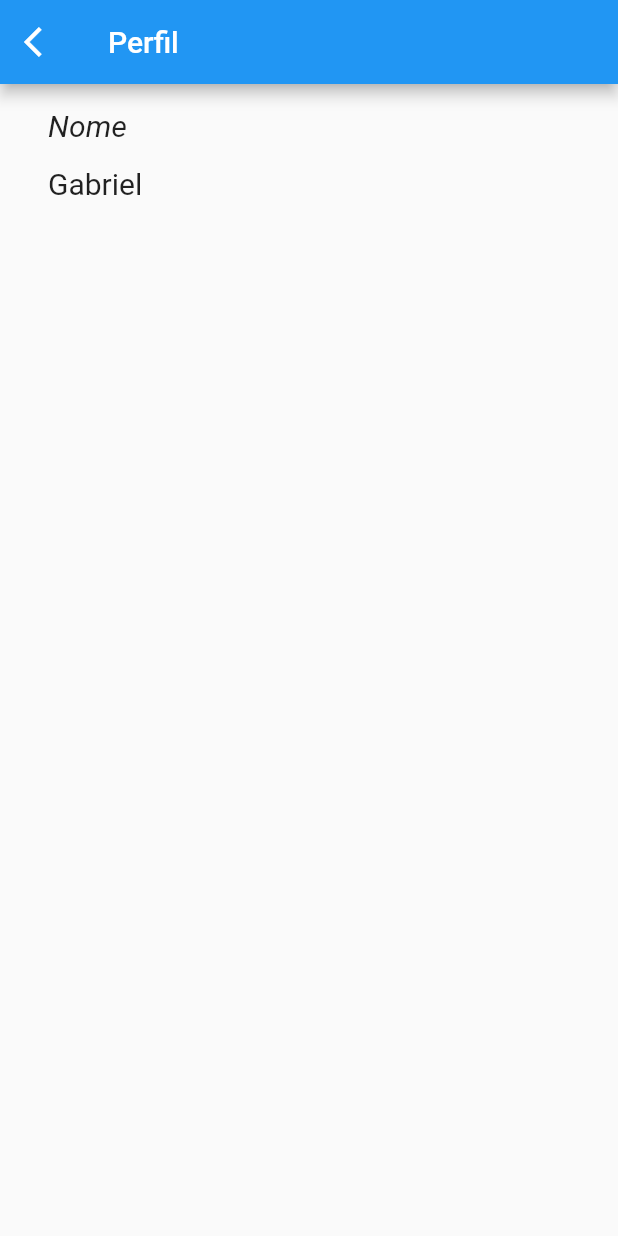
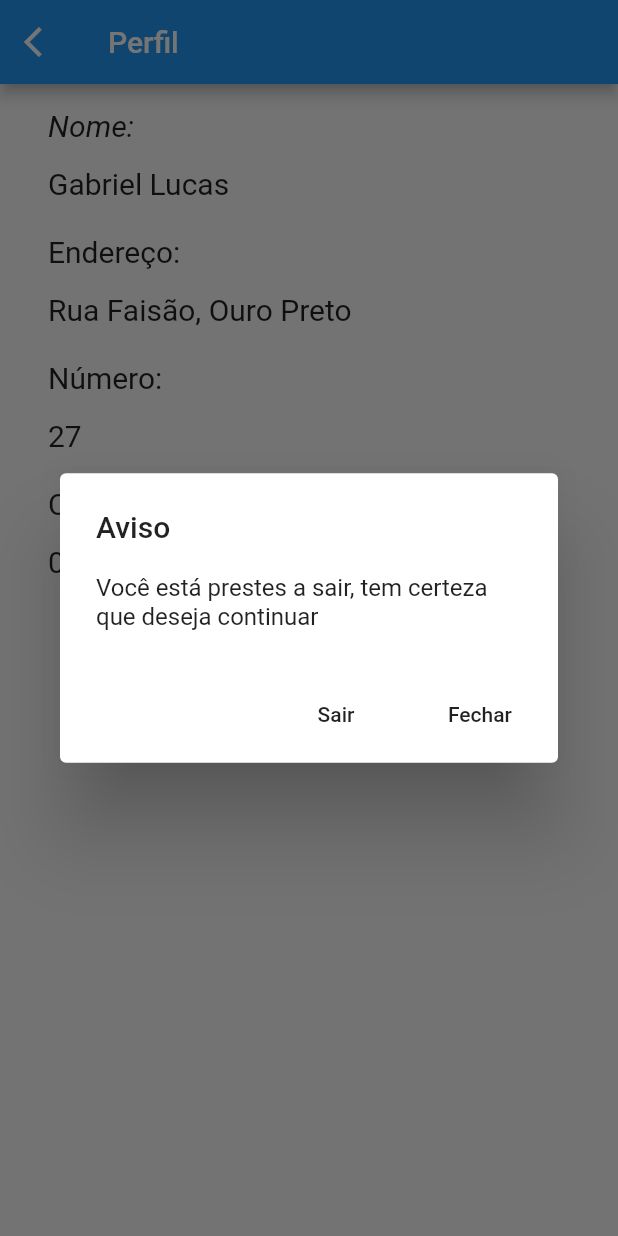
Before and after one commit to Gabriel-dev2/takecareappflutter, a Flutter app: the ProfilePage screen opened by its route, after a tap on the "arrow back ios" icon, on a phone screen of 412 x 824 dp. Run offline on Flutter 3.47's test engine with Material 2 defaults, Android fonts, the phone set to English and light mode, and no system bars.

Commit message:
APP-02 Implementação do botão sair na página de perfil

```diff
--- a/lib/profilePage.dart
+++ b/lib/profilePage.dart
@@ -1,14 +1,24 @@
 import 'package:flutter/material.dart';
+import 'package:takecare/homePage.dart';
+
+import 'classes/Paciente.dart';
 
 class ProfilePage extends StatefulWidget {
   @override
   _ProfilePageState createState() => _ProfilePageState();
 }
 
-String name = 'Gabriel';
-int idade = 12;
+
+//int age = 12;
 
 class _ProfilePageState extends State<ProfilePage> {
+  // mock
+  String name = "Gabriel Lucas";
+  String address = 'Rua Faisão, Ouro Preto';
+  String cpf = '01234567809';
+  int houseNumber = 27;
+
+  int submit = 0;
 
   @override
   Widget build(BuildContext context) {
@@ -18,7 +28,34 @@ class _ProfilePageState extends State<ProfilePage> {
           leading: IconButton(
               icon: Icon(Icons.arrow_back_ios),
               onPressed: () {
-
+                 if(submit == 0){
+                   showDialog(
+                       context: context,
+                       builder: (BuildContext context) {
+                         return AlertDialog(
+                           title: new Text("Aviso"),
+                           content: new Text("Você está prestes a sair, tem certeza que deseja continuar"),
+                           actions: <Widget>[
+                             new FlatButton(
+                               child: new Text("Sair"),
+                               onPressed: (){
+                                 Navigator.push(
+                                   context,
+                                   MaterialPageRoute(builder: (context) => HomePage()),
+                                 );
+                               },
+                             ),
+                             new FlatButton(
+                                 child: new Text("Fechar"),
+                               onPressed: (){
+                                 Navigator.of(context).pop();
+                               }
+                             )
+                           ],
+                         );
+                       }
+                   );
+                 }
               }
           ),
         ),
@@ -31,7 +68,7 @@ class _ProfilePageState extends State<ProfilePage> {
                   padding: const EdgeInsets.only(
                     top: 16, left: 32
                   ),
-                child: Text("Nome",
+                child: Text("Nome:",
                   style: TextStyle(
                     fontSize: 20.0,
                     fontStyle: FontStyle.italic
@@ -52,6 +89,110 @@ class _ProfilePageState extends State<ProfilePage> {
                   ),
                 ),
               ),
+            ),
+//            Align(
+//              alignment: Alignment.centerLeft,
+//              child: Padding(padding: const EdgeInsets.only(
+//                top: 22, left: 32
+//              ),
+//                child: Text("Idade: ",
+//                  style: TextStyle(
+//                    fontSize: 20.0,
+//                    fontStyle: FontStyle.normal
+//                  ),
+//                ),
+//              ),
+//            ),
+//            Align(
+//              alignment: Alignment.centerLeft,
+//              child: Padding(padding: const EdgeInsets.only(
+//                top: 16, left: 32
+//              ),
+//                child: Text(age.toString(),
+//                  style: TextStyle(
+//                    fontSize: 20.0,
+//                    fontStyle: FontStyle.normal
+//                  ),
+//                ),
+//              ),
+//            ),
+            Align(
+              alignment: Alignment.centerLeft,
+              child: Padding(padding: const EdgeInsets.only(
+                top: 22, left: 32
+              ),
+                child: Text("Endereço: ",
+                  style: TextStyle(
+                    fontSize: 20.0,
+                    fontStyle: FontStyle.normal
+                  ),
+                ),
+              ),
+            ),
+            Align(
+              alignment: Alignment.centerLeft,
+              child: Padding(padding: const EdgeInsets.only(
+                top: 16, left: 32
+                ),
+                child: Text(address,
+                  style: TextStyle(
+                    fontSize: 20.0,
+                    fontStyle: FontStyle.normal
+                  ),
+                ),
+              ),
+            ),
+            Align(
+              alignment: Alignment.centerLeft,
+              child: Padding(padding: const EdgeInsets.only(
+                top: 22, left: 32
+              ),
+                child: Text("Número:",
+                  style: TextStyle(
+                    fontSize: 20.0,
+                    fontStyle: FontStyle.normal
+                  ),
+                ),
+              ),
+            ),
+            Align(
+              alignment: Alignment.centerLeft,
+              child: Padding(padding: const EdgeInsets.only(
+                top: 16, left: 32
+              ),
+                child: Text(houseNumber.toString(),
+                  style: TextStyle(
+                    fontSize: 20.0,
+                    fontStyle: FontStyle.normal
+                  ),
+                ),
+              ),
+            ),
+            Align(
+              alignment: Alignment.centerLeft,
+              child: Padding(padding: const EdgeInsets.only(
+                top: 22, left: 32
+              ),
+                child: Text("Cpf:",
+                  style: TextStyle(
+                    fontSize: 20.0,
+                    fontStyle: FontStyle.normal
+                  ),
+                ),
+              ),
+            ),
+            Align(
+              alignment: Alignment.centerLeft,
+              child: Padding(padding: const EdgeInsets.only(
+                top: 16, left: 32
+              ),
+                child: Text(cpf,
+                  style: TextStyle(
+                    fontSize: 20.0,
+                    fontStyle: FontStyle.normal
+                  ),
+                ),
+              ),
             )
           ],
         ),
```
